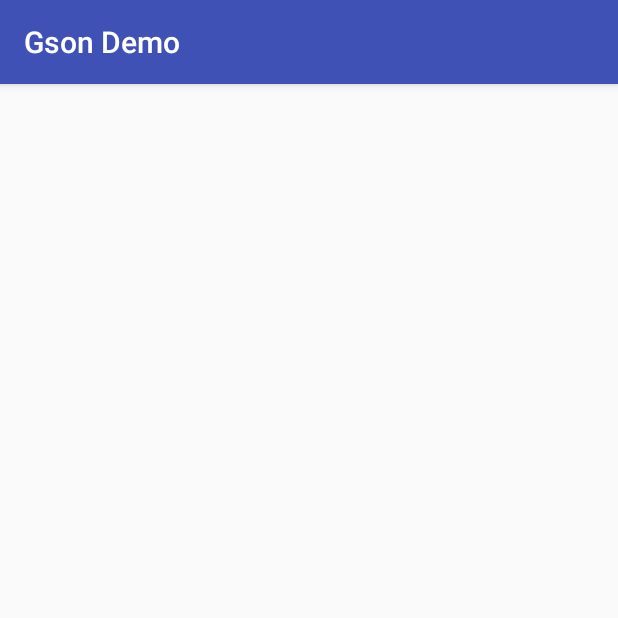
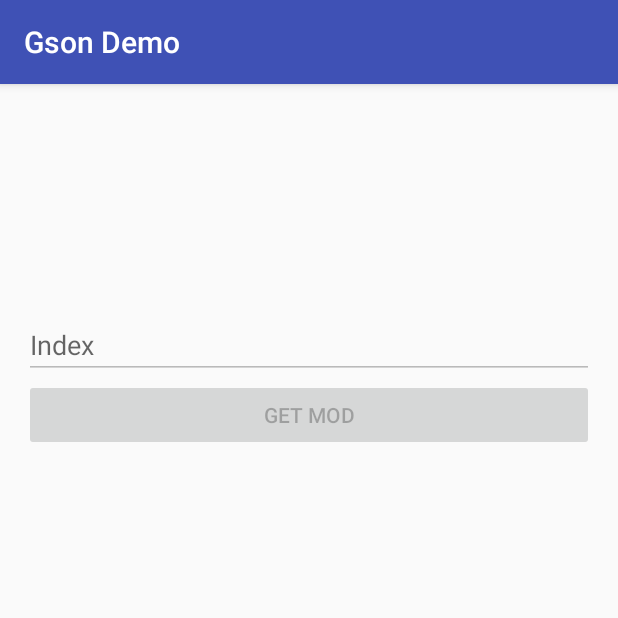
Before and after one commit to duke605-RRC/demo1, an Android app: the screen it shows after launch (MainActivity), on a phone screen of 412 x 824 dp, the top half of it. Run offline under Robolectric (Android 15) with nearby library versions, the phone set to English and light mode, and no system bars.

Commit message:
Made it easier to see whats happening

```diff
--- a/app/src/main/java/io/github/duke605/gsondemo/MainActivity.java
+++ b/app/src/main/java/io/github/duke605/gsondemo/MainActivity.java
@@ -2,16 +2,65 @@ package io.github.duke605.gsondemo;
 
 import android.support.v7.app.AppCompatActivity;
 import android.os.Bundle;
+import android.view.View;
+import android.widget.Button;
+import android.widget.EditText;
+import android.widget.TextView;
+import android.widget.Toast;
+
+import java.util.Arrays;
 
 import io.github.duke605.gsondemo.task.TaskReadApi;
 
 public class MainActivity extends AppCompatActivity {
+
+    public EditText index;
+    public Button button;
+    public TextView name, versions, dependencies, authors, desc, link, types, numMods;
+    public Mod[] mods = new Mod[0];
 
     @Override
     protected void onCreate(Bundle savedInstanceState) {
         super.onCreate(savedInstanceState);
         setContentView(R.layout.activity_main);
 
+        index = (EditText) findViewById(R.id.index);
+        button = (Button) findViewById(R.id.get_mod);
+
+        name = (TextView) findViewById(R.id.name);
+        versions = (TextView) findViewById(R.id.versions);
+        dependencies = (TextView) findViewById(R.id.dependencies);
+        authors = (TextView) findViewById(R.id.authors);
+        desc = (TextView) findViewById(R.id.desc);
+        link = (TextView) findViewById(R.id.link);
+        types = (TextView) findViewById(R.id.types);
+        numMods = (TextView) findViewById(R.id.num_mods);
+
         new TaskReadApi(this).execute("http://modlist.mcf.li/api/v3/all.json");
+
+        button.setOnClickListener(new View.OnClickListener() {
+
+            @Override
+            public void onClick(View v) {
+                int index = Integer.parseInt(MainActivity.this.index.getText().toString());
+                Mod mod;
+
+                if (index < 0 || index > mods.length - 1) {
+                    Toast.makeText(MainActivity.this, "Out of bounds", Toast.LENGTH_LONG).show();
+                    return;
+                }
+
+                mod = mods[index];
+
+                // Setting text view
+                name.setText(mod.name);
+                desc.setText(mod.desc);
+                link.setText(mod.link);
+                versions.setText(Arrays.toString(mod.versions).replaceAll("[\\[\\]]", ""));
+                dependencies.setText(Arrays.toString(mod.dependencies).replaceAll("[\\[\\]]", ""));
+                authors.setText(Arrays.toString(mod.author).replaceAll("[\\[\\]]", ""));
+                types.setText(Arrays.toString(mod.type).replaceAll("[\\[\\]]", ""));
+            }
+        });
     }
 }
--- a/app/src/main/java/io/github/duke605/gsondemo/task/TaskReadApi.java
+++ b/app/src/main/java/io/github/duke605/gsondemo/task/TaskReadApi.java
@@ -3,6 +3,7 @@ package io.github.duke605.gsondemo.task;
 import android.app.Activity;
 import android.os.AsyncTask;
 import android.widget.TextView;
+import android.widget.Toast;
 
 import com.google.gson.Gson;
 
@@ -11,6 +12,7 @@ import java.io.InputStreamReader;
 import java.net.HttpURLConnection;
 import java.net.URL;
 
+import io.github.duke605.gsondemo.MainActivity;
 import io.github.duke605.gsondemo.Mod;
 import io.github.duke605.gsondemo.R;
 
@@ -19,9 +21,9 @@ import io.github.duke605.gsondemo.R;
  */
 public class TaskReadApi extends AsyncTask<String, Void, String> {
 
-    private Activity activity;
+    private MainActivity activity;
 
-    public TaskReadApi(Activity activity) {
+    public TaskReadApi(MainActivity activity) {
         this.activity = activity;
     }
 
@@ -30,7 +32,11 @@ public class TaskReadApi extends AsyncTask<String, Void, String> {
         Gson gson = new Gson();
 
         Mod[] mods = gson.fromJson(s, Mod[].class);
-        ((TextView)activity.findViewById(R.id.num_mods)).setText(mods[0].name);
+        activity.mods = mods;
+        activity.numMods.setText("" + mods.length);
+        activity.button.setEnabled(true);
+        activity.index.setEnabled(true);
+        Toast.makeText(activity, "Fetched mods from API", Toast.LENGTH_LONG).show();
     }
 
     @Override
--- a/app/src/main/res/layout/activity_main.xml
+++ b/app/src/main/res/layout/activity_main.xml
@@ -1,7 +1,8 @@
 <?xml version="1.0" encoding="utf-8"?>
-<RelativeLayout xmlns:android="http://schemas.android.com/apk/res/android"
+<LinearLayout xmlns:android="http://schemas.android.com/apk/res/android"
     xmlns:tools="http://schemas.android.com/tools"
     android:layout_width="match_parent"
+    android:orientation="vertical"
     android:layout_height="match_parent"
     android:paddingBottom="@dimen/activity_vertical_margin"
     android:paddingLeft="@dimen/activity_horizontal_margin"
@@ -12,5 +13,55 @@
     <TextView
         android:layout_width="wrap_content"
         android:layout_height="wrap_content"
+        android:id="@+id/name" />
+
+    <TextView
+        android:layout_width="wrap_content"
+        android:layout_height="wrap_content"
+        android:id="@+id/link" />
+
+    <TextView
+        android:layout_width="wrap_content"
+        android:layout_height="wrap_content"
+        android:id="@+id/desc" />
+
+    <TextView
+        android:layout_width="wrap_content"
+        android:layout_height="wrap_content"
+        android:id="@+id/authors" />
+
+    <TextView
+        android:layout_width="wrap_content"
+        android:layout_height="wrap_content"
+        android:id="@+id/types" />
+
+    <TextView
+        android:layout_width="wrap_content"
+        android:layout_height="wrap_content"
+        android:id="@+id/dependencies" />
+
+    <TextView
+        android:layout_width="wrap_content"
+        android:layout_height="wrap_content"
+        android:id="@+id/versions" />
+
+    <EditText
+        android:layout_width="match_parent"
+        android:layout_height="wrap_content"
+        android:inputType="number"
+        android:id="@+id/index"
+        android:hint="@string/index"
+        android:enabled="false" />
+
+    <Button
+        android:layout_width="match_parent"
+        android:layout_height="wrap_content"
+        android:text="@string/get_mod"
+        android:id="@+id/get_mod"
+        android:enabled="false" />
+
+    <TextView
+        android:layout_width="match_parent"
+        android:layout_height="wrap_content"
         android:id="@+id/num_mods" />
-</RelativeLayout>
+</LinearLayout>
--- a/app/src/main/res/values/strings.xml
+++ b/app/src/main/res/values/strings.xml
@@ -1,3 +1,5 @@
 <resources>
     <string name="app_name">Gson Demo</string>
+    <string name="index">Index</string>
+    <string name="get_mod">Get Mod</string>
 </resources>
```
